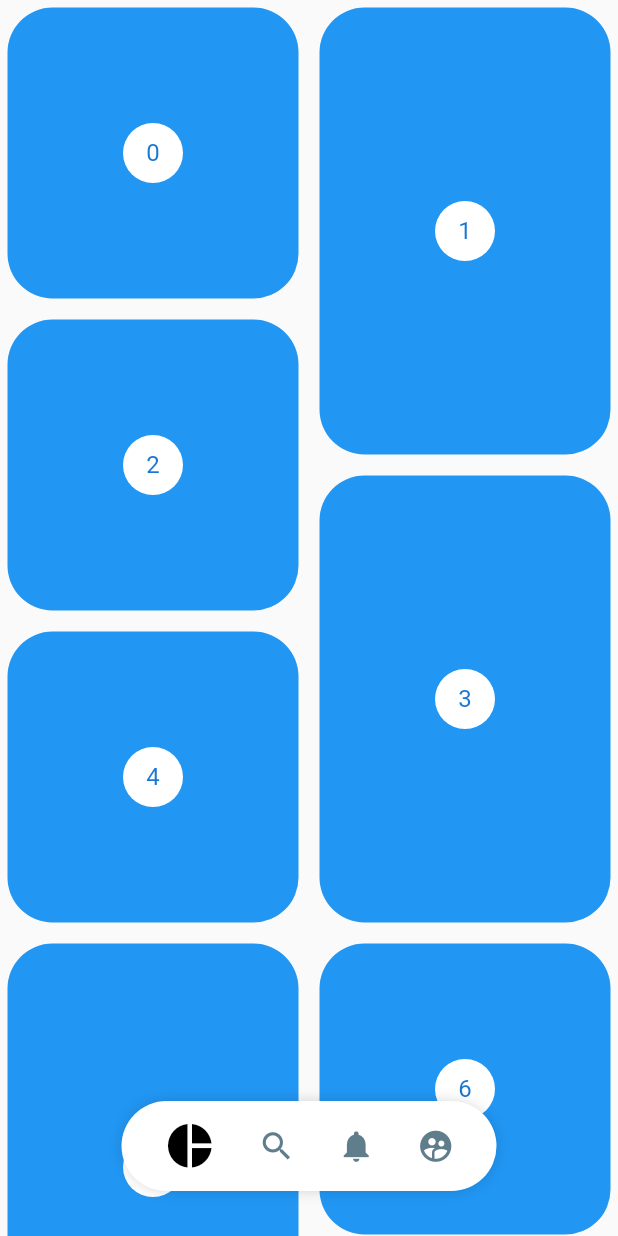
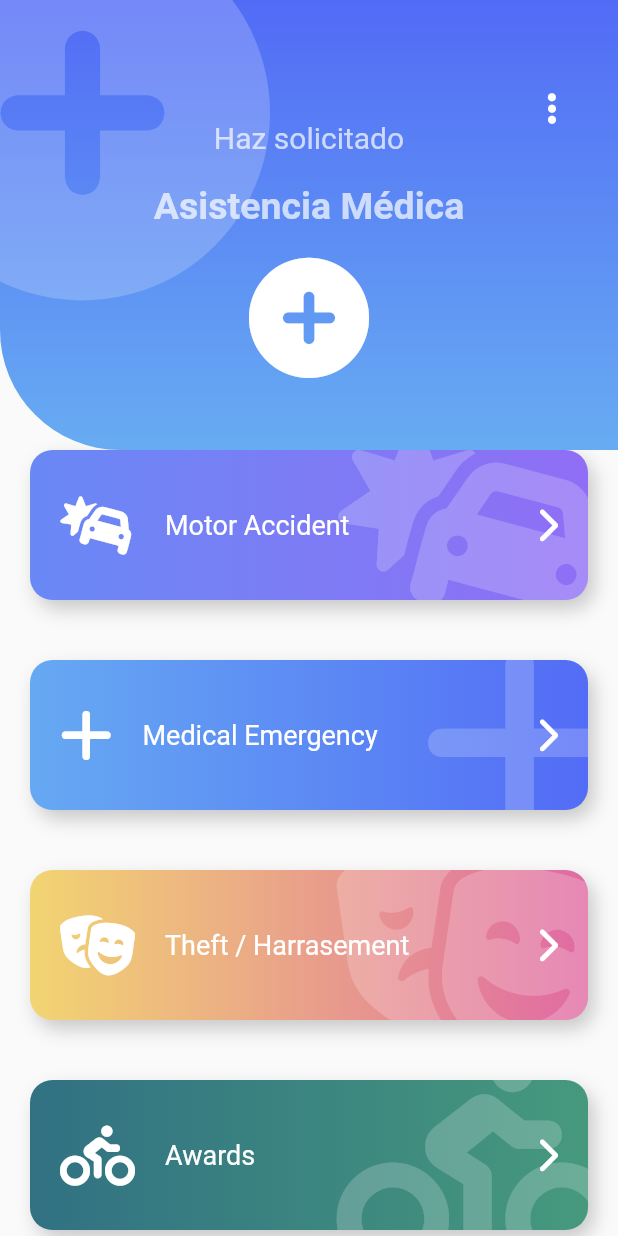
Before and after one commit to iKurito/fl_disenos_app, a Flutter app: the screen it shows after launch, on a phone screen of 412 x 824 dp. Run offline on Flutter 3.47's test engine with Material 2 defaults, Android fonts, the phone set to English and light mode, and no system bars; our stand-ins replace animate_do, flutter_svg, font_awesome_flutter.

Commit message:
emergency layout

```diff
--- a/lib/main.dart
+++ b/lib/main.dart
@@ -12,7 +12,7 @@
     return const MaterialApp(
       debugShowCheckedModeBanner: false,
       title: 'Diseños App',
-      home: PinterestPage()
+      home: EmergencyPage()
     );
   }
 }
--- /dev/null
+++ b/lib/src/pages/emergency_page.dart
@@ -0,0 +1,120 @@
+import 'package:animate_do/animate_do.dart';
+import 'package:flutter/material.dart';
+
+import 'package:fl_disenos_app/src/widgets/widgets.dart';
+import 'package:font_awesome_flutter/font_awesome_flutter.dart';
+
+class ItemBoton {
+
+  final IconData icon;
+  final String texto;
+  final Color color1;
+  final Color color2;
+
+  ItemBoton( this.icon, this.texto, this.color1, this.color2 );
+}
+
+class EmergencyPage extends StatelessWidget {
+
+  const EmergencyPage({Key? key}) : super(key: key);
+
+  @override
+  Widget build(BuildContext context) {
+    final items = <ItemBoton>[
+      ItemBoton( FontAwesomeIcons.carBurst, 'Motor Accident', const Color(0xff6989F5), const Color(0xff906EF5) ),
+      ItemBoton( FontAwesomeIcons.plus, 'Medical Emergency', const Color(0xff66A9F2), const Color(0xff536CF6) ),
+      ItemBoton( FontAwesomeIcons.masksTheater, 'Theft / Harrasement', const Color(0xffF2D572), const Color(0xffE06AA3) ),
+      ItemBoton( FontAwesomeIcons.personBiking, 'Awards', const Color(0xff317183), const Color(0xff46997D) ),
+      ItemBoton( FontAwesomeIcons.carBurst, 'Motor Accident', const Color(0xff6989F5), const Color(0xff906EF5) ),
+      ItemBoton( FontAwesomeIcons.plus, 'Medical Emergency', const Color(0xff66A9F2), const Color(0xff536CF6) ),
+      ItemBoton( FontAwesomeIcons.masksTheater, 'Theft / Harrasement', const Color(0xffF2D572), const Color(0xffE06AA3) ),
+      ItemBoton( FontAwesomeIcons.personBiking, 'Awards', const Color(0xff317183), const Color(0xff46997D) ),
+      ItemBoton( FontAwesomeIcons.carBurst, 'Motor Accident', const Color(0xff6989F5), const Color(0xff906EF5) ),
+      ItemBoton( FontAwesomeIcons.plus, 'Medical Emergency', const Color(0xff66A9F2), const Color(0xff536CF6) ),
+      ItemBoton( FontAwesomeIcons.masksTheater, 'Theft / Harrasement', const Color(0xffF2D572), const Color(0xffE06AA3) ),
+      ItemBoton( FontAwesomeIcons.personBiking, 'Awards', const Color(0xff317183), const Color(0xff46997D) ),
+    ];
+
+    List<Widget> itemMap = items.map(
+      (item) => FadeInLeft(
+        duration: const Duration(milliseconds: 250),
+        child: BotonGordo(
+          icon: item.icon,
+          texto: item.texto,
+          color1: item.color1,
+          color2: item.color2,
+          onPress: () {},
+        ),
+      )
+    ).toList();
+
+    return Scaffold(
+      body: Stack(
+        children: [
+          Container(
+            margin: const EdgeInsets.only(top: 200),
+            child: ListView(
+              physics: const BouncingScrollPhysics(),
+              children: [
+                const SizedBox(height: 80),
+                ...itemMap
+              ],
+            ),
+          ),
+          const _Encabezado()
+        ],
+      ),
+      // body: IconHeader(
+      //   icon: FontAwesomeIcons.circlePlus,
+      //   titulo: 'Asistencia Médica',
+      //   subtitulo: 'Haz solicitado'
+      // )
+    );
+  }
+}
+
+class _Encabezado extends StatelessWidget {
+  const _Encabezado({
+    Key? key,
+  }) : super(key: key);
+
+  @override
+  Widget build(BuildContext context) {
+    return Stack(
+      children: [
+        const IconHeader(
+          icon: FontAwesomeIcons.circlePlus,
+          titulo: 'Asistencia Médica',
+          subtitulo: 'Haz solicitado'
+        ),
+        Positioned(
+          right: 0,
+          top: 45,
+          child: RawMaterialButton(
+            onPressed: () {},
+            shape: const CircleBorder(),
+            padding: const EdgeInsets.all(15.0),
+            child: const FaIcon(FontAwesomeIcons.ellipsisVertical, color: Colors.white)
+          )
+        )
+      ],
+    );
+  }
+}
+
+class BotonGordoTemp extends StatelessWidget {
+  const BotonGordoTemp({
+    Key? key,
+  }) : super(key: key);
+
+  @override
+  Widget build(BuildContext context) {
+    return BotonGordo(
+      texto: 'Motor Accident',
+      icon: FontAwesomeIcons.carBurst,
+      color1: const Color(0xff6989F5),
+      color2: const Color(0xff906EF5),
+      onPress: () {},
+    );
+  }
+}
--- a/lib/src/pages/pages.dart
+++ b/lib/src/pages/pages.dart
@@ -1,3 +1,4 @@
+export 'package:fl_disenos_app/src/pages/emergency_page.dart';
 export 'package:fl_disenos_app/src/pages/pinterest_page.dart';
 export 'package:fl_disenos_app/src/pages/slideshow_page.dart';
 export 'package:fl_disenos_app/src/pages/graficas_circulares_page.dart';
--- /dev/null
+++ b/lib/src/widgets/boton_gordo.dart
@@ -0,0 +1,101 @@
+import 'package:flutter/material.dart';
+import 'package:font_awesome_flutter/font_awesome_flutter.dart';
+
+class BotonGordo extends StatelessWidget {
+  const BotonGordo({
+    Key? key,
+    this.icon = FontAwesomeIcons.circle,
+    required this.texto,
+    this.color1 = Colors.grey,
+    this.color2 = Colors.blueGrey,
+    required this.onPress
+  }) : super(key: key);
+
+  final IconData icon;
+  final String texto;
+  final Color color1;
+  final Color color2;
+  final void Function() onPress;
+
+  @override
+  Widget build(BuildContext context) {
+    return GestureDetector(
+      onTap: onPress,
+      child: Stack(
+        children:  [
+          _BotonGordoBackground(
+            icon: icon,
+            color1: color1,
+            color2: color2,
+          ),
+          Row(
+            children: [
+              const SizedBox(height: 140, width: 40),
+              FaIcon(icon, color: Colors.white, size: 40),
+              const SizedBox(width: 20),
+              Expanded(
+                child: Text(texto, style: const TextStyle(color: Colors.white, fontSize: 18))
+              ),
+              const FaIcon(FontAwesomeIcons.chevronRight, color: Colors.white),
+              const SizedBox(width: 40)
+            ],
+          )
+        ]
+      ),
+    );
+  }
+}
+
+class _BotonGordoBackground extends StatelessWidget {
+  const _BotonGordoBackground({
+    Key? key,
+    required this.icon,
+    required this.color1,
+    required this.color2
+  }) : super(key: key);
+
+  final IconData icon;
+  final Color color1;
+  final Color color2;
+
+  @override
+  Widget build(BuildContext context) {
+    return Container(
+      width: double.infinity,
+      height: 100,
+      margin: const EdgeInsets.all(20),
+      decoration: BoxDecoration(
+        boxShadow: [
+          BoxShadow(
+            color: Colors.black.withOpacity(0.2),
+            offset: const Offset(4, 6),
+            blurRadius: 10
+          )
+        ],
+        borderRadius: BorderRadius.circular(15),
+        gradient: LinearGradient(
+          colors: [
+            color1,
+            color2
+          ]
+        )
+      ),
+      child: ClipRRect(
+        borderRadius: BorderRadius.circular(15),
+        child: Stack(
+          children: [
+            Positioned(
+              right: -20,
+              top: -20,
+              child: FaIcon(
+                icon,
+                size: 150,
+                color:Colors.white.withOpacity(0.2)
+              ),
+            )
+          ],
+        ),
+      )
+    );
+  }
+}
--- a/lib/src/widgets/headers.dart
+++ b/lib/src/widgets/headers.dart
@@ -1,4 +1,5 @@
 import 'package:flutter/material.dart';
+import 'package:font_awesome_flutter/font_awesome_flutter.dart';
 
 class HeaderCuadrado extends StatelessWidget {
   const HeaderCuadrado({Key? key}) : super(key: key);
@@ -313,3 +314,83 @@
     return true;
   }
 }
+
+class IconHeader extends StatelessWidget {
+  const IconHeader({
+    Key? key,
+    required this.icon,
+    required this.titulo,
+    required this.subtitulo,
+    this.color1 = const Color(0xff526BF6),
+    this.color2 = const Color(0xff67ACF2)
+  }) : super(key: key);
+
+  final IconData icon;
+  final String titulo;
+  final String subtitulo;
+  final Color color1;
+  final Color color2;
+
+  @override
+  Widget build(BuildContext context) {
+    final Color colorBlanco = Colors.white.withOpacity(0.7);
+
+    return Stack(
+      children: [
+        _IconHeaderBackground(
+          color1: color1,
+          color2: color2
+        ),
+        Positioned(
+          top: -50,
+          left: -70,
+          child: FaIcon(
+            icon,
+            size: 250,
+            color: Colors.white.withOpacity(0.2)
+          )
+        ),
+        Column(
+          children: [
+            const SizedBox(height: 80, width: double.infinity),
+            Text(subtitulo, style: TextStyle(fontSize: 20, color: colorBlanco)),
+            const SizedBox(height: 20),
+            Text(titulo, style: TextStyle(fontSize: 25, color: colorBlanco, fontWeight: FontWeight.bold)),
+            const SizedBox(height: 20),
+            FaIcon(icon, size: 80, color: Colors.white)
+          ],
+        )
+      ],
+    );
+  }
+}
+
+class _IconHeaderBackground extends StatelessWidget {
+  const _IconHeaderBackground({
+    Key? key,
+    required this.color1,
+    required this.color2
+  }) : super(key: key);
+
+  final Color color1;
+  final Color color2;
+
+  @override
+  Widget build(BuildContext context) {
+    return Container(
+      width: double.infinity,
+      height: 300,
+      decoration: BoxDecoration(
+        borderRadius: const BorderRadius.only(bottomLeft: Radius.circular(80)),
+        gradient: LinearGradient(
+          begin: Alignment.topCenter,
+          end: Alignment.bottomCenter,
+          colors: <Color> [
+            color1,
+            color2
+          ]
+        )
+      ),
+    );
+  }
+}
--- a/lib/src/widgets/widgets.dart
+++ b/lib/src/widgets/widgets.dart
@@ -1,3 +1,4 @@
+export 'package:fl_disenos_app/src/widgets/boton_gordo.dart';
 export 'package:fl_disenos_app/src/widgets/pinterest_menu.dart';
 export 'package:fl_disenos_app/src/widgets/slideshow.dart';
 export 'package:fl_disenos_app/src/widgets/radial_progress.dart';
--- a/pubspec.yaml
+++ b/pubspec.yaml
@@ -33,6 +33,8 @@
   flutter_svg: ^1.1.1+1
   provider: ^6.0.3
   flutter_staggered_grid_view: ^0.6.1
+  font_awesome_flutter: ^10.1.0
+  animate_do: ^2.1.0
 
 dev_dependencies:
 
```
Also changed, not shown: pubspec.lock.
